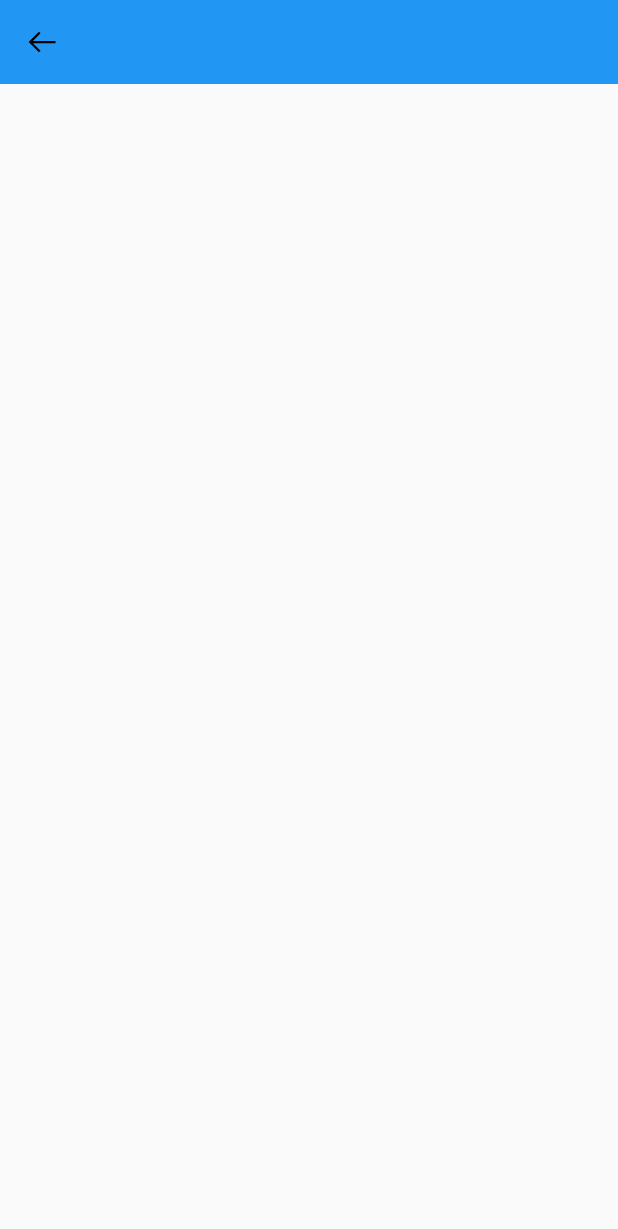
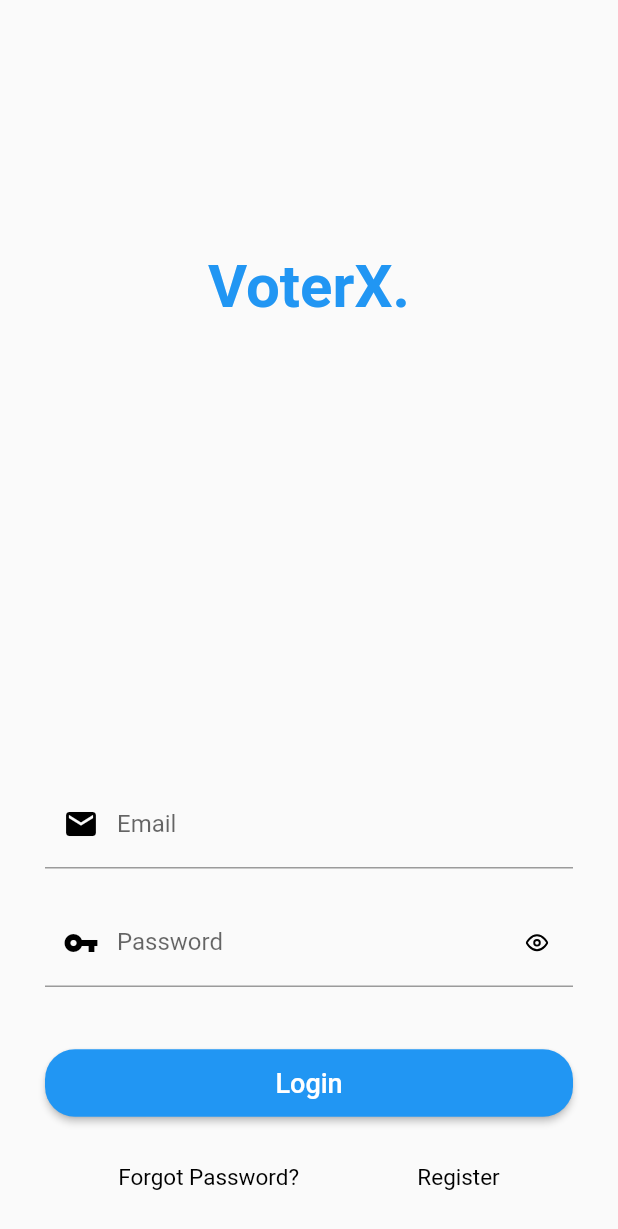
Before and after one commit to samuelezedi/flutter_voting_app, a Flutter app: the Login screen opened directly, on a phone screen of 412 x 824 dp. Shown: the top 1229 px of the screen. Run offline on Flutter 3.47's test engine with Material 2 defaults, Android fonts, the phone set to English and light mode, and no system bars; our stand-ins replace cloud_firestore, feather_icons_flutter, firebase_auth, fluttertoast, line_icons, shared_preferences; accounts and stored records are empty.

Commit message:
some changes made

```diff
--- a/lib/screens/auth/login.dart
+++ b/lib/screens/auth/login.dart
@@ -1,7 +1,10 @@
+import 'package:cloud_firestore/cloud_firestore.dart';
 import 'package:feather_icons_flutter/feather_icons_flutter.dart';
 import 'package:flutter/material.dart';
 import 'package:line_icons/line_icons.dart';
 import 'package:shared_preferences/shared_preferences.dart';
+import 'package:voterx/screens/auth/register.dart';
+import 'package:voterx/services/methods.dart';
 import 'package:voterx/utility/flash.dart';
 
 import '../../main.dart';
@@ -22,6 +25,7 @@ class _LoginState extends State<Login> {
   bool _emailEnable = true;
   bool _passwordEnable = true;
   bool _emailFocus = false;
+  Repo repo = new Repo();
 
 
   void _submit() async {
@@ -54,92 +58,10 @@ class _LoginState extends State<Login> {
               Flash().show(context, 2, 'Email or password is incorrect', Colors.black54,
                   15, null, null);
             } else {
-              setState(() {
+              setState(( ) {
                 _isLoading = false;
                 _emailEnable = true;
                 _passwordEnable = true;
-              });
-
-              Firestore.instance
-                  .collection('pusers')
-                  .where('uid', isEqualTo: user.uid)
-                  .where('puid', isEqualTo: deviceId)
-                  .getDocuments()
-                  .then((u) {
-
-                if (u.documents.length > 0) {
-
-                  Firestore.instance
-                      .collection('pusers')
-                      .document(u.documents[0].documentID)
-                      .updateData({'online': 1}).then((_) {
-                    local.setString('userDocId', u.documents[0].documentID);
-                    isLoggedInNow = true;
-
-                    local.setInt('saved', 1);
-                    Navigator.pushReplacement(context,
-                        MaterialPageRoute(builder: (context) => ReleaseList()));
-
-                  }).catchError((e) {});
-                } else {
-
-                  // we do critical investigations
-                  Firestore.instance.collection('pusers')
-                      .where('uid', isEqualTo: user.uid)
-                      .getDocuments().then((u){
-
-                    if(u.documents[0]['pname'] == deviceName && u.documents[0]['pboard'] == deviceBoard && u.documents[0]['pmodel'] == deviceModelId){
-                      //mean this user owns this account but probably updated or deleted the app, so we'll grant access
-                      //so we'll update his puid, and delete this new entry
-                      var docIdofNew;
-                      Firestore.instance.collection('pusers')
-                          .where('puid', isEqualTo: deviceId)
-                          .getDocuments().then((_){
-                        docIdofNew = _.documents[0].documentID;
-
-                        //update
-                        Firestore.instance.collection('pusers')
-                            .document(u.documents[0].documentID)
-                            .updateData({'puid' : deviceId}).then((v){
-
-                          //delete new entry
-                          Firestore.instance.collection('pusers')
-                              .document(docIdofNew)
-                              .delete().then((_){
-                            Firestore.instance
-                                .collection('pusers')
-                                .document(u.documents[0].documentID)
-                                .updateData({'online': 1}).then((_) {
-                              local.setString('userDocId', u.documents[0].documentID);
-                              isLoggedIn = true;
-
-                              local.setInt('saved', 1);
-                              Navigator.pushReplacement(context,
-                                  MaterialPageRoute(builder: (context) => ReleaseList()));
-
-                            }).catchError((e) {});
-                          });
-                        });
-                      });
-
-                    } else {
-
-                      //                  Flash().show(
-//                      context,
-//                      2,
-//                      'This device is registered to an account already',
-//                      Colors.black54,
-//                      15,
-//                      null,
-//                      null);
-
-                      FirebaseAuth.instance.signOut();
-
-                    }
-                  });
-
-                }
-
               });
             }
           }).catchError((e) {
@@ -165,31 +87,169 @@ class _LoginState extends State<Login> {
     }
   }
 
-
   @override
   Widget build(BuildContext context) {
+    var brightness = MediaQuery.of(context).platformBrightness;
+
     return Scaffold(
-      appBar: AppBar(
-        elevation: 0,
-        leading: IconButton(
-          onPressed: (){
-            Navigator.pop(context);
-          },
-          icon: Icon(LineIcons.arrow_left,color: Colors.black,),
+      body: Builder(builder: (context) {
+        this.context = context;
+        return SingleChildScrollView(
+          child: Container(
+            height: MediaQuery.of(context).size.height,
+            child: Column(
+                mainAxisAlignment: MainAxisAlignment.spaceBetween,
+                children: <Widget>[
+                  SizedBox(
+                    height: 50,
+                  ),
+                  Flexible(
+                    child: Text(
+                      'VoterX.',
+                      style: TextStyle(
+                        fontWeight: FontWeight.bold,
+                          fontSize: 40.0,
+                          color: Colors.blue),
                     ),
                   ),
-        body: Builder(
-          builder: (context) {
-            this.context = context;
-            return Container(
+                  SizedBox(
+                    height: 60,
+                  ),
+                  Form(
+                    key: _formKey,
                     child: Column(
+                      mainAxisSize: MainAxisSize.min,
                       children: <Widget>[
+                        Padding(
+                            padding: EdgeInsets.symmetric(
+                                horizontal: 30.0, vertical: 10.0),
+                            child: TextFormField(
+                              style: TextStyle(
+                                color: brightness == Brightness.dark
+                                    ? Colors.white
+                                    : Colors.black,
+                              ),
+                              enabled: _emailEnable,
+                              keyboardType: TextInputType.text,
+                              decoration: InputDecoration(
+                                labelText: 'Email',
+                                prefixIcon: Icon(
+                                  Icons.mail,
+                                  color: brightness == Brightness.dark
+                                      ? Colors.white
+                                      : Colors.black,
+                                ),
+                              ),
+                              validator: (input) => !input.contains('@')
+                                  ? 'Please Enter a Valid Email'
+                                  : null,
+                              onSaved: (input) => _email = input,
+                            )),
+                        Padding(
+                            padding: EdgeInsets.symmetric(
+                                horizontal: 30.0, vertical: 10.0),
+                            child: TextFormField(
+                              enabled: _passwordEnable,
+                              style: TextStyle(
+                                color: brightness == Brightness.dark
+                                    ? Colors.white
+                                    : Colors.black,
+                              ),
+                              keyboardType: TextInputType.text,
+                              decoration: InputDecoration(
+                                  prefixIcon: Icon(
+                                    Icons.vpn_key,
+                                    color: brightness == Brightness.dark
+                                        ? Colors.white
+                                        : Colors.black,
+                                  ),
+                                  suffixIcon: IconButton(
+                                    icon: _obscuredIcon,
+                                    color: brightness == Brightness.dark
+                                        ? Colors.white
+                                        : Colors.black,
+                                    iconSize: 15,
+                                    onPressed: () {
+                                      setState(() {
+                                        _obscuredIcon = _obscuredText
+                                            ? Icon(FeatherIcons.eyeOff)
+                                            : Icon(FeatherIcons.eye);
+                                        _obscuredText =
+                                        _obscuredText ? false : true;
+                                      });
+                                    },
+                                  ),
+                                  labelText: 'Password'),
+                              validator: (input) => input.length < 6
+                                  ? 'Please Enter your Password'
+                                  : input == null
+                                  ? 'Please enter a valid password'
+                                  : null,
+                              onSaved: (input) => _password = input,
+                              obscureText: _obscuredText,
+                            )),
+                        SizedBox(
+                          height: 10.0,
+                        ),
+                        Container(
+                          width: double.infinity,
+                          padding: EdgeInsets.symmetric(
+                              horizontal: 30.0, vertical: 20.0),
+                          child: MaterialButton(
+                            onPressed: _isLoading ? null : _submit,
+                            disabledColor: Colors.grey,
+                            color: Colors.blue,
+                            padding: EdgeInsets.all(12.0),
+                            child: Text(
+                                _isLoading ? 'Authenticating...' : 'Login',
+                                style: TextStyle(
+                                    color: brightness == Brightness.dark
+                                        ? Colors.black
+                                        : Colors.white,
+                                    fontSize: 18.0)),
+                            shape: RoundedRectangleBorder(
+                              borderRadius: new BorderRadius.circular(20.0),
+//                              side: BorderSide(color: Colors.red)
+                            ),
+                          ),
+                        ),
+                        SizedBox(
+                          height: 10.0,
+                        ),
+                        Container(
+                          width: double.infinity,
+                          child: Row(
+                            mainAxisAlignment: MainAxisAlignment.spaceEvenly,
+                            children: <Widget>[
+                              InkWell(
+                                  child: Text('Forgot Password?',
+                                      style: TextStyle(
+                                          color: Colors.black,
+                                          fontSize: 15)),
+                                  onTap: () {}),
+                              InkWell(
+                                  child: Text('Register',
+                                      style: TextStyle(
+                                          color: Colors.black,
+                                          fontSize: 15)),
+                                  onTap: () {;
+                                    Navigator.pop(context);
+                                    Navigator.push(context, MaterialPageRoute(builder: (context) => RegisterUser()));
 
+                                  }),
                             ],
                           ),
+                        ),
+                        SizedBox(
+                          height: 30,
+                        ),
+                      ],
+                    ),
+                  )
+                ]),
+          ),
         );
-          }
-        )
+      }),
     );
   }
 }
--- a/lib/screens/widgets/botton_nav.dart
+++ b/lib/screens/widgets/botton_nav.dart
@@ -3,6 +3,8 @@ import 'package:feather_icons_flutter/feather_icons_flutter.dart';
 import 'package:flutter/widgets.dart';
 import 'package:flutter/material.dart';
 import 'package:line_icons/line_icons.dart';
+import 'package:voterx/main.dart';
+import 'package:voterx/screens/auth/login.dart';
 
 class BottomNav {
   int pos = 1;
@@ -46,7 +48,11 @@ class BottomNav {
           GestureDetector(
             onTap: () {
               if(this.pos!=2){
+                if(isLoggedIn){
 
+                } else {
+                  Navigator.push(context, MaterialPageRoute(builder: (context) => Login()));
+                }
               }
             },
             child: Column(
```
Also changed, not shown: lib/main.dart (+32 -7 lines), lib/screens/auth/register.dart (+362 -0 lines), lib/utility/utils.dart (added, +12 -0 lines). Lines whose indentation alone changed are shown as unchanged.
